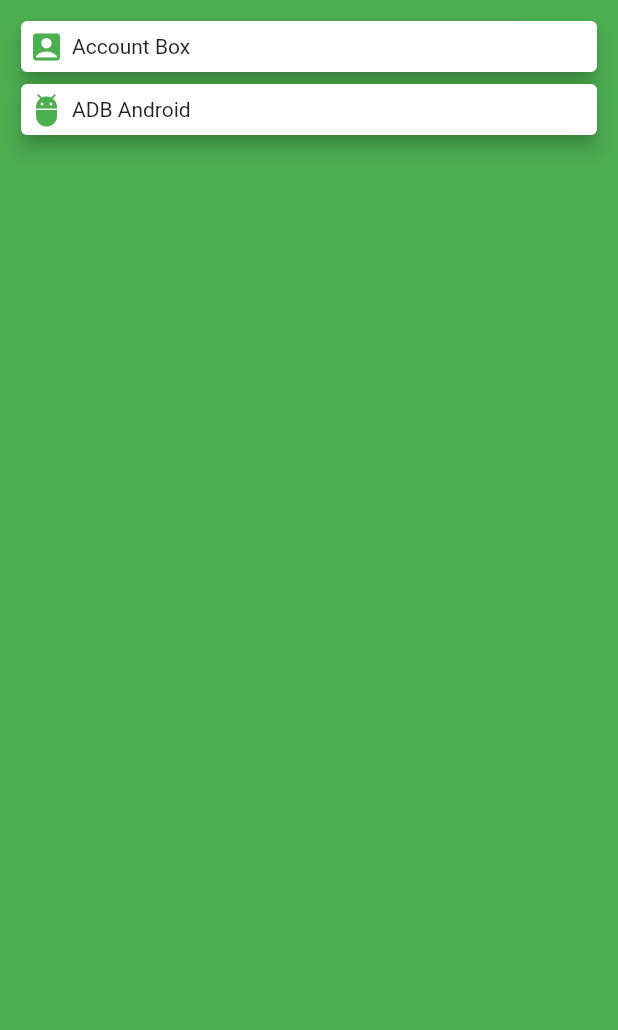
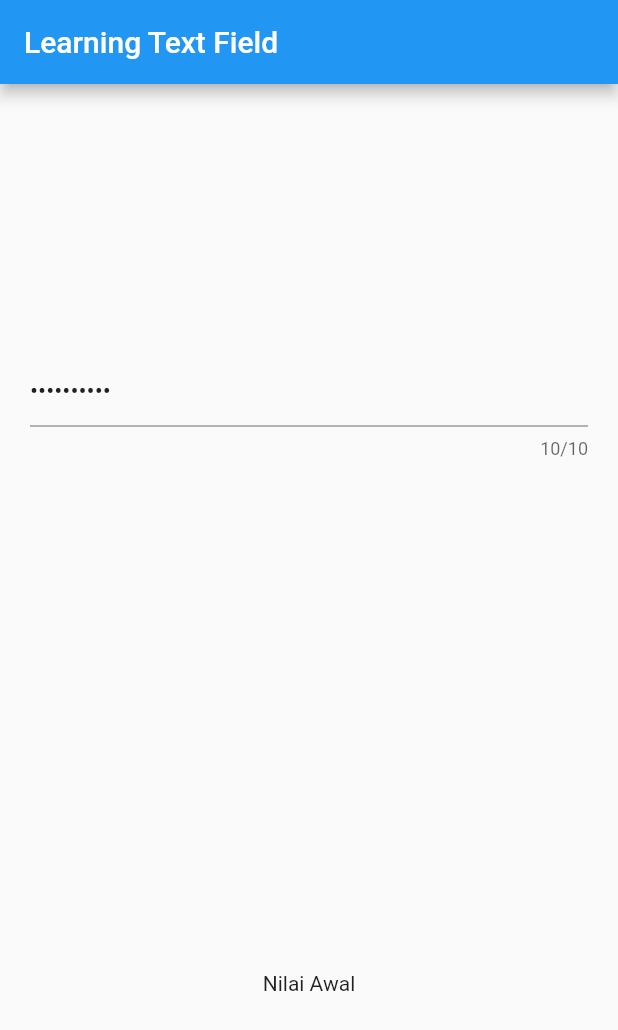
Before and after one commit to myxzlpltk/flutter-learning, a Flutter app: the screen it shows after launch, on a phone screen of 412 x 824 dp. Shown: the top 1030 px of the screen. Run offline on Flutter 3.47's test engine with Material 2 defaults, Android fonts, the phone set to English and light mode, and no system bars.

Commit message:
Learning TextField

```diff
--- a/lib/main.dart
+++ b/lib/main.dart
@@ -4,37 +4,39 @@ void main() {
   runApp(MyApp());
 }
 
-class MyApp extends StatelessWidget {
+class MyApp extends StatefulWidget {
+  @override
+  _MyAppState createState() => _MyAppState();
+}
+
+class _MyAppState extends State<MyApp> {
+  TextEditingController controller = TextEditingController(text: "Nilai Awal");
+
   @override
   Widget build(BuildContext context) {
     return MaterialApp(
       home: Scaffold(
-        backgroundColor: Colors.green,
-        body: Container(
-          margin: EdgeInsets.all(10),
-          child: ListView(
-            children: [
-              buildCard(Icons.account_box, "Account Box"),
-              buildCard(Icons.adb, "ADB Android"),
-            ],
-          ),
+        appBar: AppBar(
+          title: Text("Learning Text Field"),
+        ),
+        body: Column(
+          mainAxisAlignment: MainAxisAlignment.spaceAround,
+          children: [
+            Container(
+              margin: EdgeInsets.all(20),
+              child: TextField(
+                obscureText: true,
+                maxLength: 10,
+                onChanged: (value) {
+                  setState(() {});
+                },
+                controller: controller,
+              ),
+            ),
+            Text(controller.text)
+          ],
         ),
       ),
     );
   }
-
-  Card buildCard(IconData iconData, String text) {
-    return Card(
-      elevation: 5,
-      child: Row(
-        children: [
-          Container(
-            margin: EdgeInsets.all(5),
-            child: Icon(iconData, color: Colors.green,),
-          ),
-          Text(text)
-        ],
-      ),
-    );
-  }
 }
```
